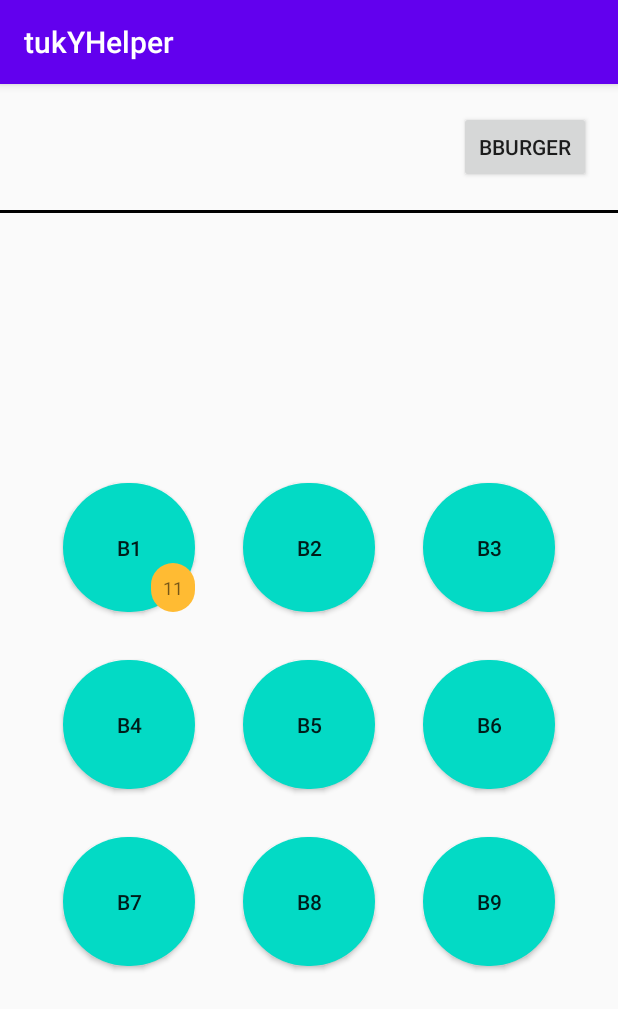
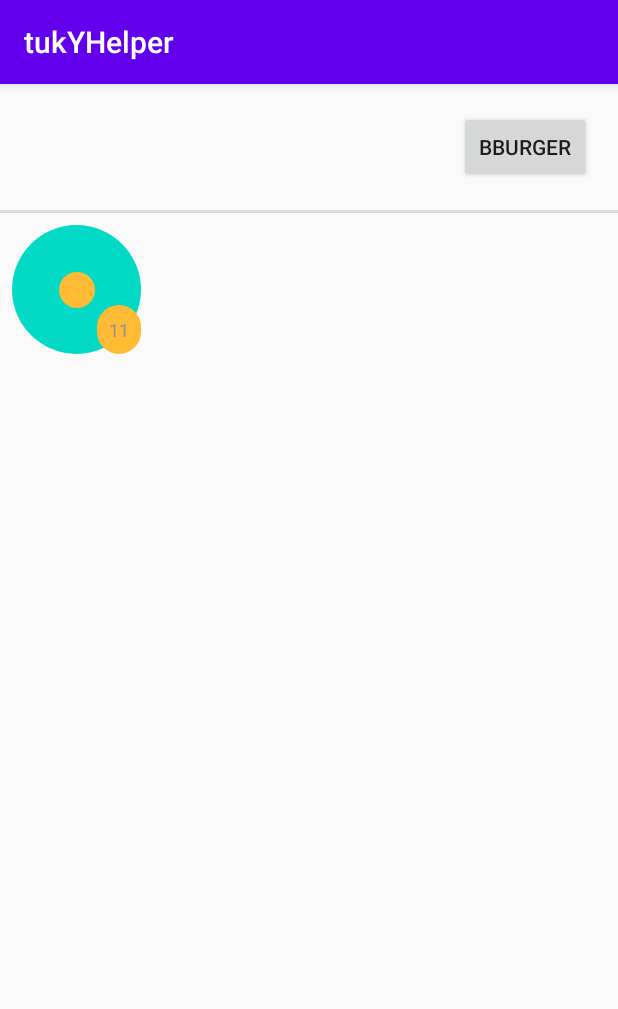
Before and after one commit to chyvekshyno/TukyTalk, an Android app: the screen it shows after launch (MainActivity), on a phone screen of 412 x 824 dp. Shown: the top 1009 px of the screen. Run offline under Robolectric (Android 15) with nearby library versions, the phone set to English and light mode, and no system bars.

Commit message:
Change GridLayout to GritView for essences in MainActivity; Add class Essence, enum EssenceType, class EssenceGridAdapter

```diff
--- /dev/null
+++ b/app/src/main/java/com/example/tukyhelper/Essence.java
@@ -0,0 +1,28 @@
+package com.example.tukyhelper;
+
+
+public class Essence {
+    private EssenceType _type;
+    private String _name;
+    private String _id;
+    private String _iconpath;
+
+    public Essence(EssenceType type, String name, String id, String iconpath) {
+        _type = type;
+        _name = name;
+        _id = id;
+        _iconpath = iconpath;
+    }
+
+    public EssenceType type(){
+        return _type;
+    }
+
+    public String name(){
+        return _name;
+    }
+
+    public String icon() {
+        return _iconpath;
+    }
+}
--- /dev/null
+++ b/app/src/main/java/com/example/tukyhelper/EssenceGridAdapter.java
@@ -0,0 +1,46 @@
+package com.example.tukyhelper;
+
+import android.content.Context;
+import android.view.View;
+import android.view.ViewGroup;
+import android.widget.BaseAdapter;
+import android.view.LayoutInflater;
+import android.widget.ImageView;
+
+import java.util.ArrayList;
+import java.util.zip.Inflater;
+
+public class EssenceGridAdapter extends BaseAdapter
+{
+    private Context _ctx;
+    private ArrayList<Essence> _essences;
+    private LayoutInflater _inflater;
+
+    public EssenceGridAdapter(Context ctx, ArrayList<Essence> essences) {
+        super();
+        _ctx = ctx;
+        _essences = essences;
+        _inflater = LayoutInflater.from(ctx);
+    }
+
+    @Override
+    public int getCount() {
+        return _essences.size();
+    }
+
+    @Override
+    public Object getItem(int position) {
+        return _essences.get(position);
+    }
+
+    @Override
+    public long getItemId(int position) {
+        return position;
+    }
+
+    @Override
+    public View getView(int position, View convertView, ViewGroup parent) {
+        View view = convertView == null ? _inflater.inflate(R.layout.essence_grid_item, null) : convertView;
+        return view;
+    }
+}
--- /dev/null
+++ b/app/src/main/java/com/example/tukyhelper/EssenceType.java
@@ -0,0 +1,8 @@
+package com.example.tukyhelper;
+
+public enum EssenceType {
+    Home,
+    Car,
+    Health,
+    Animal
+}
--- a/app/src/main/java/com/example/tukyhelper/MainActivity.java
+++ b/app/src/main/java/com/example/tukyhelper/MainActivity.java
@@ -3,6 +3,9 @@ package com.example.tukyhelper;
 import androidx.appcompat.app.AppCompatActivity;
 
 import android.os.Bundle;
+import android.widget.GridView;
+
+import java.util.ArrayList;
 
 public class MainActivity extends AppCompatActivity {
 
@@ -10,5 +13,12 @@ public class MainActivity extends AppCompatActivity {
     protected void onCreate(Bundle savedInstanceState) {
         super.onCreate(savedInstanceState);
         setContentView(R.layout.activity_main);
+
+        ArrayList<Essence> ess_list = new ArrayList<>();
+        ess_list.add(new Essence(EssenceType.Home, "Home", "id", "_"));
+
+        GridView essence_grid = (GridView)findViewById(R.id.gv_essence);
+        EssenceGridAdapter es_grid_adapter = new EssenceGridAdapter(getApplicationContext(), ess_list);
+        essence_grid.setAdapter(es_grid_adapter);
     }
 }
--- a/app/src/main/res/layout/activity_main.xml
+++ b/app/src/main/res/layout/activity_main.xml
@@ -3,7 +3,6 @@
 <LinearLayout
     xmlns:android="http://schemas.android.com/apk/res/android"
     xmlns:app="http://schemas.android.com/apk/res-auto"
-    xmlns:tools="http://schemas.android.com/tools"
     android:layout_height="match_parent"
     android:layout_width="match_parent"
     android:orientation="vertical"
@@ -31,135 +30,23 @@
             android:layout_column="3"
             android:layout_margin="10dp"
             android:text="@string/bt_burger" />
-
     </GridLayout>
 
     <View
         android:id="@+id/head_divider"
         android:layout_width="match_parent"
         android:layout_height="2dp"
-        android:background="?android:attr/listDivider"
-        android:foreground="@android:color/background_dark" />
+        android:background="?android:attr/listDivider"/>
 
-    <androidx.constraintlayout.widget.ConstraintLayout
-        android:layout_width="match_parent"
-        android:layout_height="match_parent">
-
-        <GridLayout
-            android:id="@+id/ButtonsGrid"
-            android:layout_width="wrap_content"
-            android:layout_height="wrap_content"
-            android:layout_gravity="center"
-            android:columnCount="3"
-            android:orientation="horizontal"
-            android:rowCount="3"
-            app:layout_constraintBottom_toBottomOf="parent"
-            app:layout_constraintEnd_toEndOf="parent"
-            app:layout_constraintStart_toStartOf="parent"
-            app:layout_constraintTop_toTopOf="parent">
-
-            <RelativeLayout>
-
-                <FrameLayout
-                    android:id="@+id/fl_category1_btn"
-                    android:layout_width="wrap_content"
-                    android:layout_height="wrap_content"
-                    android:foregroundGravity="bottom">
-
-                    <Button
-                        android:id="@+id/menuButton1"
-                        android:layout_width="wrap_content"
-                        android:layout_height="wrap_content"
-                        android:layout_gravity="center"
-                        android:layout_marginStart="16dp"
-                        android:layout_marginTop="16dp"
-                        android:layout_marginEnd="16dp"
-                        android:layout_marginBottom="16dp"
-                        android:background="@drawable/round_menu_button"
-                        android:text="@string/bt_category1" />
-                </FrameLayout>
-
-                <FrameLayout
-                    android:id="@+id/fl_category1_ntf"
-                    android:layout_width="wrap_content"
-                    android:layout_height="wrap_content"
-                    android:layout_alignEnd="@id/fl_category1_btn"
-                    android:layout_alignBottom="@id/fl_category1_btn"
-                    android:layout_alignParentEnd="false"
-                    android:layout_marginEnd="16dp"
-                    android:layout_marginBottom="16dp"
-                    android:foregroundGravity="top">
-
-                    <TextView
-                        android:layout_width="match_parent"
-                        android:layout_height="match_parent"
-                        android:layout_gravity="bottom|end"
-                        android:padding="8dp"
-                        android:text="11"
-                        android:background="@drawable/category_ntf_circle"
-                        android:gravity="center"
-                        android:textSize="12sp" />
-                </FrameLayout>
-
-            </RelativeLayout>
-
-            <Button
-                android:id="@+id/menuButton2"
-                android:layout_gravity="center"
-                android:layout_margin="16dp"
-                android:background="@drawable/round_menu_button"
-                android:text="@string/bt_category2" />
-
-            <Button
-                android:id="@+id/menuButton3"
-                android:layout_gravity="center"
-                android:layout_margin="16dp"
-                android:background="@drawable/round_menu_button"
-                android:text="@string/bt_category3" />
-
-            <Button
-                android:id="@+id/menuButton4"
-                android:layout_gravity="center"
-                android:layout_margin="16dp"
-                android:background="@drawable/round_menu_button"
-                android:text="@string/bt_category4" />
-
-            <Button
-                android:id="@+id/menuButton5"
-                android:layout_gravity="center"
-                android:layout_margin="16dp"
-                android:background="@drawable/round_menu_button"
-                android:text="@string/bt_category5" />
-
-            <Button
-                android:id="@+id/menuButton6"
-                android:layout_gravity="center"
-                android:layout_margin="16dp"
-                android:background="@drawable/round_menu_button"
-                android:text="@string/bt_category6" />
-
-            <Button
-                android:id="@+id/menuButton7"
-                android:layout_gravity="center"
-                android:layout_margin="16dp"
-                android:background="@drawable/round_menu_button"
-                android:text="@string/bt_category7" />
-
-            <Button
-                android:id="@+id/menuButton8"
-                android:layout_gravity="center"
-                android:layout_margin="16dp"
-                android:background="@drawable/round_menu_button"
-                android:text="@string/bt_category8" />
-
-            <Button
-                android:id="@+id/menuButton9"
-                android:layout_gravity="center"
-                android:layout_margin="16dp"
-                android:background="@drawable/round_menu_button"
-                android:text="@string/bt_category9" />
-
-        </GridLayout>
-    </androidx.constraintlayout.widget.ConstraintLayout>
-
+    <GridView android:id="@+id/gv_essence"
+        android:layout_width="wrap_content"
+        android:layout_height="match_parent"
+        android:columnWidth="75dp"
+        android:numColumns="auto_fit"
+        android:horizontalSpacing="8dp"
+        android:verticalSpacing="8dp"
+        android:padding="8dp"
+        android:gravity="center"
+        android:layout_gravity="center"
+        android:foregroundGravity="center"/>
 </LinearLayout>
--- /dev/null
+++ b/app/src/main/res/layout/essence_grid_item.xml
@@ -0,0 +1,37 @@
+<?xml version="1.0" encoding="utf-8"?>
+<RelativeLayout
+    xmlns:android="http://schemas.android.com/apk/res/android"
+    android:layout_height="wrap_content"
+    android:layout_width="wrap_content">
+    <FrameLayout
+        android:id="@+id/fl_essence_btn"
+        android:layout_width="wrap_content"
+        android:layout_height="wrap_content"
+        android:foregroundGravity="bottom">
+        <ImageButton
+            android:id="@+id/bt_essence"
+            android:layout_width="wrap_content"
+            android:layout_height="wrap_content"
+            android:layout_gravity="center"
+            android:background="@drawable/bt_circle_essence"
+            android:src="@drawable/essence_ntf_circle" />
+    </FrameLayout>
+    <FrameLayout
+        android:id="@+id/fl_essence_ntf"
+        android:layout_width="wrap_content"
+        android:layout_height="wrap_content"
+        android:layout_alignEnd="@id/fl_essence_btn"
+        android:layout_alignBottom="@id/fl_essence_btn"
+        android:layout_alignParentEnd="false"
+        android:foregroundGravity="top">
+        <TextView
+            android:layout_width="match_parent"
+            android:layout_height="match_parent"
+            android:layout_gravity="bottom|end"
+            android:background="@drawable/essence_ntf_circle"
+            android:gravity="center"
+            android:padding="8dp"
+            android:text="@string/tv_essence_ntf_num"
+            android:textSize="12sp" />
+    </FrameLayout>
+</RelativeLayout>
--- a/app/src/main/res/values/strings.xml
+++ b/app/src/main/res/values/strings.xml
@@ -1,13 +1,6 @@
 <resources>
     <string name="app_name">tukYHelper</string>
     <string name="bt_burger">bBurger</string>
-    <string name="bt_category1">b1</string>
-    <string name="bt_category2">b2</string>
-    <string name="bt_category3">b3</string>
-    <string name="bt_category4">b4</string>
-    <string name="bt_category5">b5</string>
-    <string name="bt_category6">b6</string>
-    <string name="bt_category7">b7</string>
-    <string name="bt_category8">b8</string>
-    <string name="bt_category9">b9</string>
+    <string name="bt_essence_text">Cat</string>
+    <string name="tv_essence_ntf_num">11</string>
 </resources>
```
Also changed, not shown: app/src/main/res/drawable/bt_circle_essence.xml (renamed from app/src/main/res/drawable/round_menu_button.xml), app/src/main/res/drawable/essence_ntf_circle.xml (renamed from app/src/main/res/drawable/category_ntf_circle.xml).
